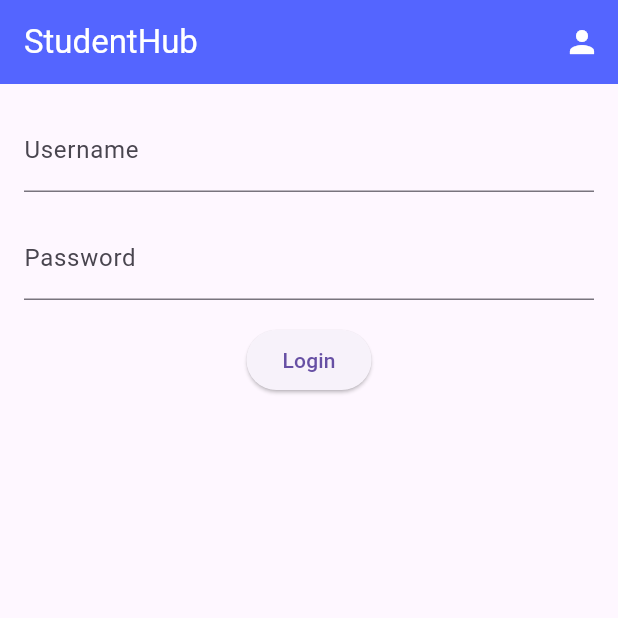
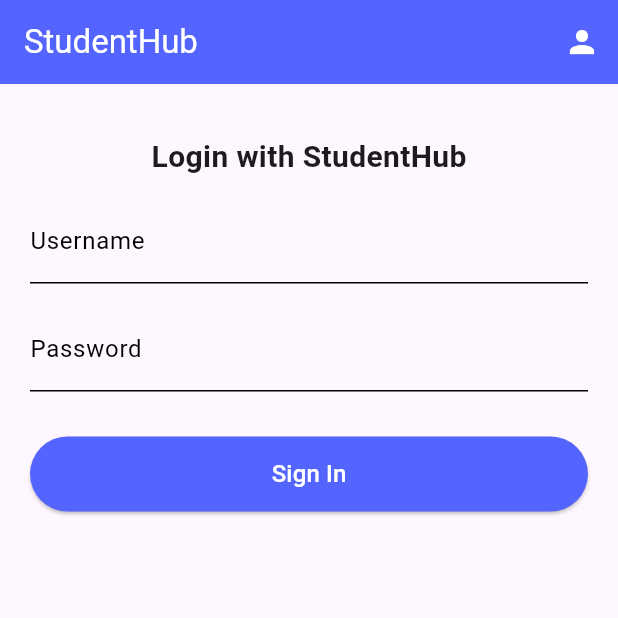
Before and after one commit to Minhnhat1104/FinalProject-Group12-Advanced-Mobile-Application-Development, a Flutter app: the screen it shows after launch, on a phone screen of 412 x 824 dp, the top half of it. Run offline on Flutter 3.47's test engine with Material 3 defaults, Android fonts, the phone set to English and light mode, and no system bars.

Commit message:
login_widget

```diff
--- a/lib/widgets/login_widget.dart
+++ b/lib/widgets/login_widget.dart
@@ -1,4 +1,5 @@
 import 'package:flutter/material.dart';
+import 'package:student_hub/constants/colors.dart';
 import 'package:student_hub/model/user_model.dart';
 import 'package:student_hub/widgets/header_nav_widget.dart';
 
@@ -10,10 +11,30 @@ class LoginWidget extends StatelessWidget {
   Widget build(BuildContext context) {
     return Scaffold(
       appBar: HeaderNavBar(),
-      body: Padding(
-        padding: EdgeInsets.all(16.0),
+      body: Theme(
+        data: ThemeData.light().copyWith(
+          colorScheme: const ColorScheme.light(
+            primary: tdNeonBlue,
+          ),
+        ),
+        child: Padding(
+          padding: EdgeInsets.all(20.0),
           child: Column(
+            crossAxisAlignment: CrossAxisAlignment.stretch,
             children: [
+              Padding(
+                padding: EdgeInsets.symmetric(vertical: 14.0),
+                child: Center(
+                  child: Text(
+                    'Login with StudentHub',
+                    style: TextStyle(
+                      fontSize: 20,
+                      fontWeight: FontWeight.w600,
+                      fontFamily: 'Roboto'
+                    ),
+                  ),
+                ),
+              ),
               TextField(
                 controller: usernameController,
                 decoration: InputDecoration(
@@ -28,7 +49,7 @@ class LoginWidget extends StatelessWidget {
                   labelText: 'Password',
                 ),
               ),
-            SizedBox(height: 16.0),
+              SizedBox(height: 30.0),
               ElevatedButton(
                 onPressed: () {
                   String username = usernameController.text;
@@ -36,9 +57,20 @@ class LoginWidget extends StatelessWidget {
                   User user = User(username: username, password: password);
                   // Here you can perform login logic
                 },
-              child: Text('Login'),
+                style: ElevatedButton.styleFrom(
+                  backgroundColor: tdNeonBlue,
+                  minimumSize: Size(double.infinity, 50),
+                ),
+                child: Text(
+                  'Sign In',
+                  style: TextStyle(
+                    fontSize: 16, // Set font size
+                    color: Colors.white, // Set text color
+                  ),
+                ),
               ),
             ],
+          ),
         ),
       ),
     );
```
Lines whose indentation alone changed are shown as unchanged.
